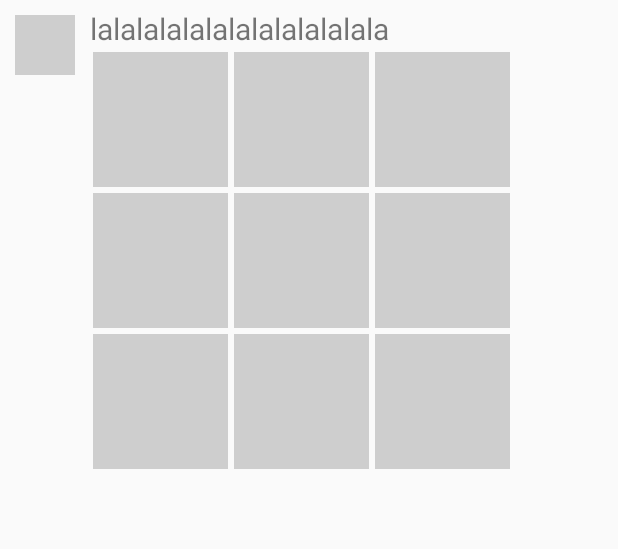
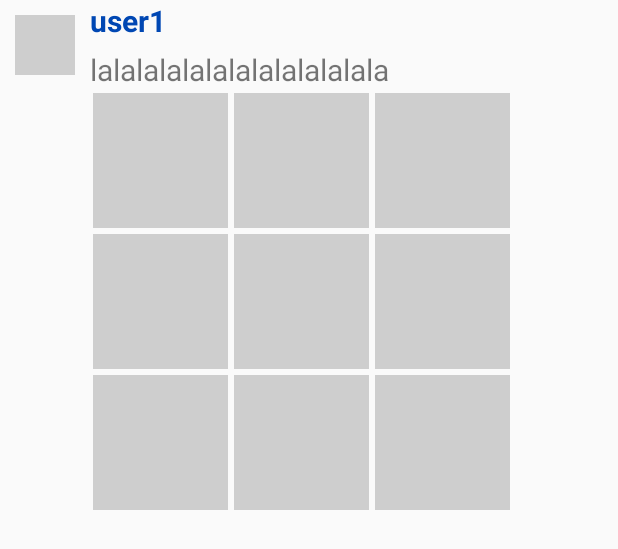
Before and after one commit to 2695483104/Android_Moments, an Android app: the layout single_moment.xml on its own in the app's theme, with its tools: preview values and no code run, on a phone screen of 412 x 824 dp. Shown: the top 549 px of the screen. Run offline under Robolectric (Android 15) with nearby library versions, the phone set to English and light mode, and no system bars.

Commit message:
small modify

```diff
--- a/app/src/main/java/Model/AsyncTaskImageLoad.java
+++ b/app/src/main/java/model/AsyncTaskImageLoad.java
@@ -1,4 +1,4 @@
-package Model;
+package model;
 
 import android.annotation.SuppressLint;
 import android.graphics.Bitmap;
--- a/app/src/main/java/Model/HttpHelp.java
+++ b/app/src/main/java/model/HttpHelp.java
@@ -1,4 +1,4 @@
-package Model;
+package model;
 
 public class HttpHelp {
     static int TIME_OUT = 5000;
--- a/app/src/main/java/Model/MomentItem.java
+++ b/app/src/main/java/model/MomentItem.java
@@ -1,4 +1,4 @@
-package Model;
+package model;
 
 /**
  * 服务端存储朋友圈信息的结构
--- a/app/src/main/java/Model/MyHttp.java
+++ b/app/src/main/java/model/MyHttp.java
@@ -1,4 +1,4 @@
-package Model;
+package model;
 
 import android.os.Handler;
 import android.os.Message;
--- a/app/src/main/java/Model/MyListView.java
+++ b/app/src/main/java/model/MyListView.java
@@ -1,4 +1,4 @@
-package Model;
+package model;
 
 import android.content.Context;
 import android.util.AttributeSet;
--- a/app/src/main/java/Model/userHelp.java
+++ b/app/src/main/java/model/UserHelp.java
@@ -1,10 +1,11 @@
-package Model;
+package model;
 
 /**
  * 用户登录&注册过程中需要用到的常量
  * 因为枚举太占用资源 官方不推荐 所以不选择用enum
  */
-public class userHelp {
+
+public class UserHelp {
     public static int requestCode_login = 1;
     public static int requestCode_register = 2;
     public static int requestCode_get_moment = 1;
@@ -19,4 +20,5 @@ public class userHelp {
     public static String registerResult = "registerResult";
     public static String text = "text";
     public static String postResult = "postResult";
+
 }
--- a/app/src/main/res/layout/content_pyq.xml
+++ b/app/src/main/res/layout/content_pyq.xml
@@ -24,12 +24,12 @@
         <!--&gt;-->
     <!--</ListView>-->
     <!--重写的ListView 不滚动-->
-        <Model.MyListView
+        <model.MyListView
             android:id="@+id/momentsList"
             android:layout_width="match_parent"
             android:layout_height="match_parent"
             android:paddingTop="10dp">
-        </Model.MyListView>
+        </model.MyListView>
 
 
 
--- a/app/src/main/res/layout/single_moment.xml
+++ b/app/src/main/res/layout/single_moment.xml
@@ -16,6 +16,14 @@
         android:layout_height="wrap_content"
         android:orientation="vertical"
         >
+        <TextView
+            android:id="@+id/momentUserName"
+            android:layout_width="wrap_content"
+            android:layout_height="wrap_content"
+            android:textSize="20dp"
+            android:textStyle="bold"
+            android:textColor="#0047b3"
+            android:text="user1"/>
         <TextView
             android:id="@+id/momentText"
             android:layout_width="match_parent"
```
Also changed, not shown: app/src/main/java/com/example/colin/myapplication/MainActivity.java (+18 -12 lines), app/src/main/java/com/example/colin/myapplication/PYQActivity.java (+9 -9 lines), app/src/main/java/com/example/colin/myapplication/PostMoment.java (+7 -7 lines), app/src/main/java/model/MomentAdapter.java (renamed from app/src/main/java/Model/MomentAdapter.java, +7 -2 lines).
